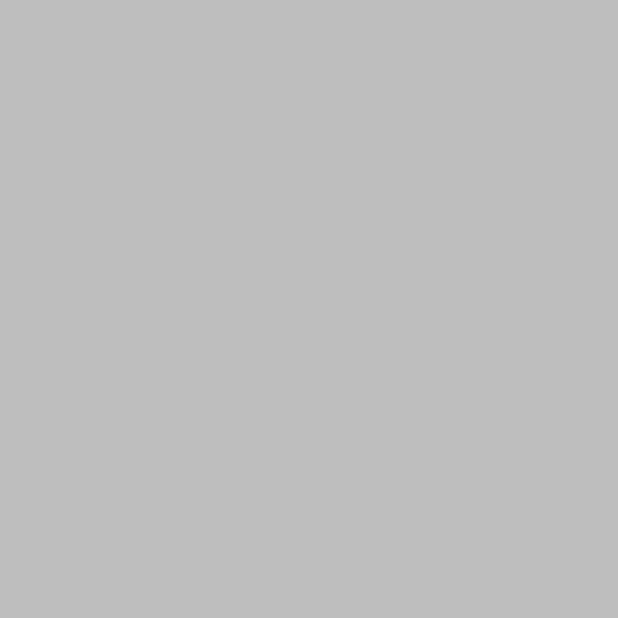
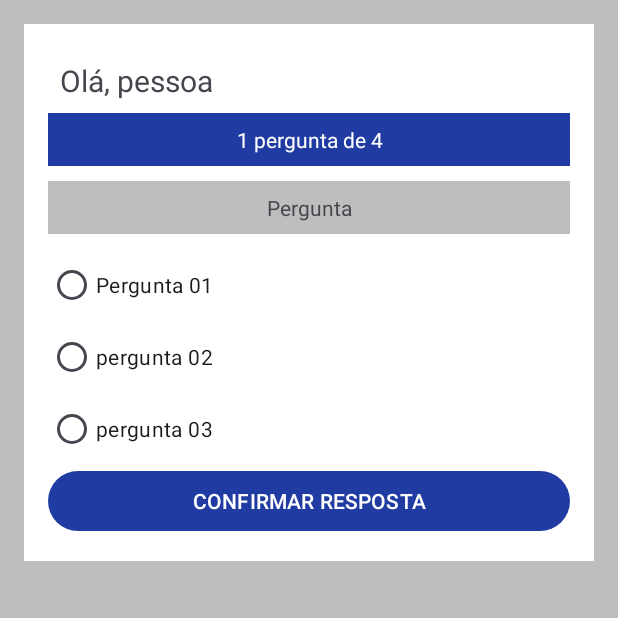
Before and after one commit to tiagoscan/app_quiz, an Android app: the PerguntasActivity screen opened directly, with no data from a screen before it, on a phone screen of 412 x 824 dp, the top half of it. Before the commit the part shown is empty. Run offline under Robolectric (Android 15) with nearby library versions, the phone set to English and light mode, and no system bars.

Commit message:
feat: criado layout da tela PerguntasActivity

```diff
--- a/app/src/main/res/layout/activity_main.xml
+++ b/app/src/main/res/layout/activity_main.xml
@@ -52,7 +52,8 @@
             android:layout_height="48dp"
             android:ems="10"
             android:hint="Nome"
-            android:inputType="text" />
+            android:inputType="text"
+            android:text="Tiago Candido" />
 
         <Button
             android:id="@+id/btn_iniciar"
--- a/app/src/main/res/layout/activity_perguntas.xml
+++ b/app/src/main/res/layout/activity_perguntas.xml
@@ -7,4 +7,80 @@
     android:layout_height="match_parent"
     tools:context=".PerguntasActivity">
 
+    <LinearLayout
+        android:layout_width="0dp"
+        android:layout_height="wrap_content"
+        android:layout_marginStart="16dp"
+        android:layout_marginTop="16dp"
+        android:layout_marginEnd="16dp"
+        android:background="@color/branco"
+        android:orientation="vertical"
+        android:padding="16dp"
+        app:layout_constraintEnd_toEndOf="parent"
+        app:layout_constraintHorizontal_bias="0.5"
+        app:layout_constraintStart_toStartOf="parent"
+        app:layout_constraintTop_toTopOf="parent">
+
+        <TextView
+            android:id="@+id/text_nome"
+            android:layout_width="match_parent"
+            android:layout_height="wrap_content"
+            android:padding="8dp"
+            android:text="Olá, pessoa"
+            android:textSize="20sp" />
+
+        <TextView
+            android:id="@+id/text_contador_perguntas"
+            android:layout_width="match_parent"
+            android:layout_height="wrap_content"
+            android:background="@color/primaria"
+            android:padding="8dp"
+            android:text="1 pergunta de 4"
+            android:textAlignment="center"
+            android:textColor="@color/branco" />
+
+        <TextView
+            android:id="@+id/text_pergunta"
+            android:layout_width="match_parent"
+            android:layout_height="wrap_content"
+            android:layout_marginTop="10dp"
+            android:layout_marginBottom="10dp"
+            android:background="@color/fundo"
+            android:padding="8dp"
+            android:text="Pergunta"
+            android:textAlignment="center" />
+
+        <RadioGroup
+            android:id="@+id/radio_group_perguntas"
+            android:layout_width="match_parent"
+            android:layout_height="match_parent">
+
+            <RadioButton
+                android:id="@+id/radio_pergunta_01"
+                android:layout_width="match_parent"
+                android:layout_height="wrap_content"
+                android:text="Pergunta 01" />
+
+            <RadioButton
+                android:id="@+id/radio_pergunta_02"
+                android:layout_width="match_parent"
+                android:layout_height="wrap_content"
+                android:text="pergunta 02" />
+
+            <RadioButton
+                android:id="@+id/radio_pergunta_03"
+                android:layout_width="match_parent"
+                android:layout_height="wrap_content"
+                android:text="pergunta 03" />
+
+            <Button
+                android:id="@+id/btn_confirmar"
+                android:layout_width="match_parent"
+                android:layout_height="wrap_content"
+                android:text="CONFIRMAR RESPOSTA" />
+
+        </RadioGroup>
+
+    </LinearLayout>
+
 </androidx.constraintlayout.widget.ConstraintLayout>
```
